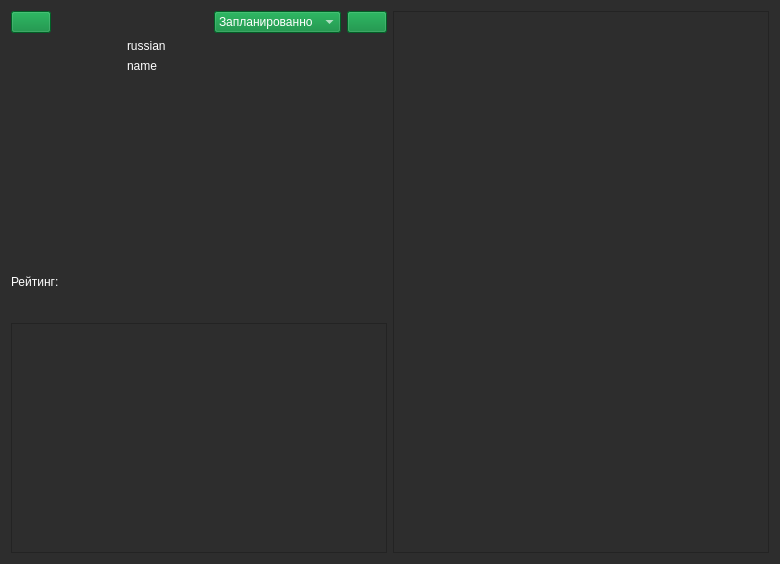
Before: the Qt Designer form form/desu_info.ui in brandonzorn/Nlight, drawn with Qt 5.
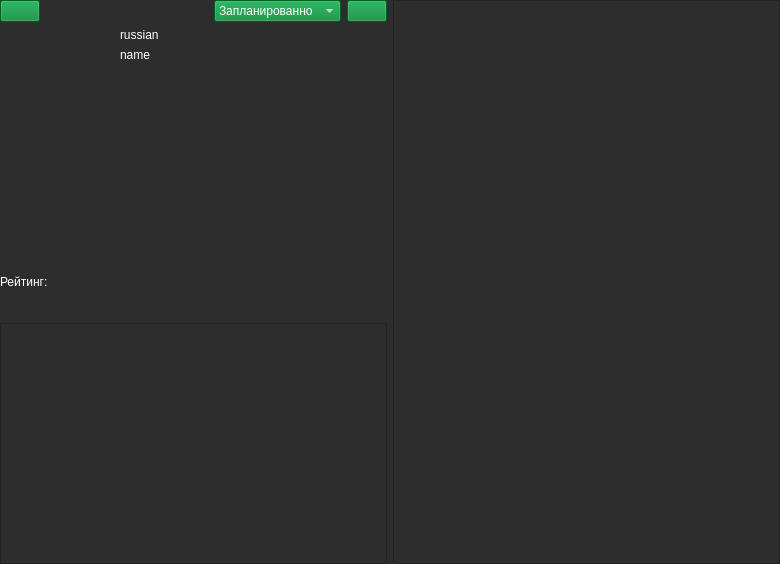
After: the same form once the commit is applied. Icons and pictures are not drawn.

The edit to the form file:
```diff
--- a/form/desu_info.ui
+++ b/form/desu_info.ui
@@ -18,6 +18,18 @@
 background-color: rgb(45, 45, 45);</string>
   </property>
   <layout class="QHBoxLayout" name="horizontalLayout_5">
+   <property name="leftMargin">
+    <number>0</number>
+   </property>
+   <property name="topMargin">
+    <number>0</number>
+   </property>
+   <property name="rightMargin">
+    <number>0</number>
+   </property>
+   <property name="bottomMargin">
+    <number>0</number>
+   </property>
    <item>
     <layout class="QVBoxLayout" name="verticalLayout_2">
      <item>
```
